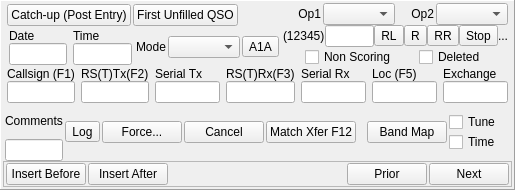
Old version of the form mqt/MqtLogger/qsologframe.ui in the repository zsteva/backup-minos2.
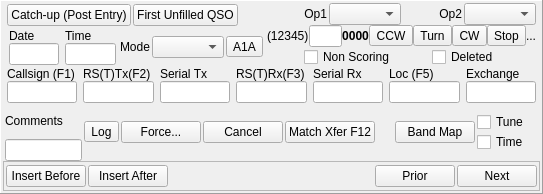
New version of the form.

Diff of the .ui file:
```diff
--- a/mqt/MqtLogger/qsologframe.ui
+++ b/mqt/MqtLogger/qsologframe.ui
@@ -6,8 +6,8 @@
    <rect>
     <x>0</x>
     <y>0</y>
-    <width>486</width>
-    <height>190</height>
+    <width>543</width>
+    <height>194</height>
    </rect>
   </property>
   <property name="windowTitle">
@@ -305,13 +305,35 @@
            </property>
           </widget>
          </item>
+         <item>
+          <widget class="QLabel" name="RotBrg">
+           <property name="font">
+            <font>
+             <weight>75</weight>
+             <bold>true</bold>
+            </font>
+           </property>
+           <property name="frameShape">
+            <enum>QFrame::NoFrame</enum>
+           </property>
+           <property name="text">
+            <string>0000</string>
+           </property>
+           <property name="alignment">
+            <set>Qt::AlignCenter</set>
+           </property>
+           <property name="margin">
+            <number>5</number>
+           </property>
+          </widget>
+         </item>
          <item>
           <widget class="QToolButton" name="RotateLeft">
            <property name="focusPolicy">
             <enum>Qt::NoFocus</enum>
            </property>
            <property name="text">
-            <string>RL</string>
+            <string>CCW</string>
            </property>
           </widget>
          </item>
@@ -321,7 +343,7 @@
             <enum>Qt::NoFocus</enum>
            </property>
            <property name="text">
-            <string>R</string>
+            <string>Turn</string>
            </property>
           </widget>
          </item>
@@ -331,7 +353,7 @@
             <enum>Qt::NoFocus</enum>
            </property>
            <property name="text">
-            <string>RR</string>
+            <string>CW</string>
            </property>
           </widget>
          </item>
```
